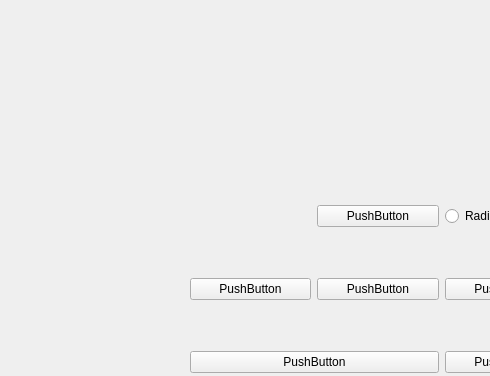
Before: the Qt Designer form MainWinHorizontalLayout.ui in Xiepu-guang/xie, drawn with Qt 5; both pictures show x 0 to 490 and y 0 to 376 of the 800 by 600 pixel window.
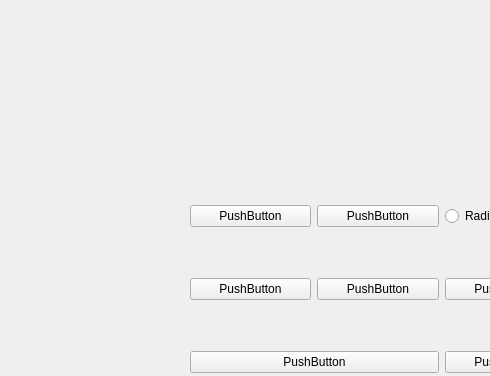
After: the same form once the commit is applied.

Patch:
```diff
--- a/MainWinHorizontalLayout.ui
+++ b/MainWinHorizontalLayout.ui
@@ -73,6 +73,13 @@
        </property>
       </widget>
      </item>
+     <item row="0" column="0">
+      <widget class="QPushButton" name="pushButton">
+       <property name="text">
+        <string>PushButton</string>
+       </property>
+      </widget>
+     </item>
     </layout>
    </widget>
   </widget>
```
